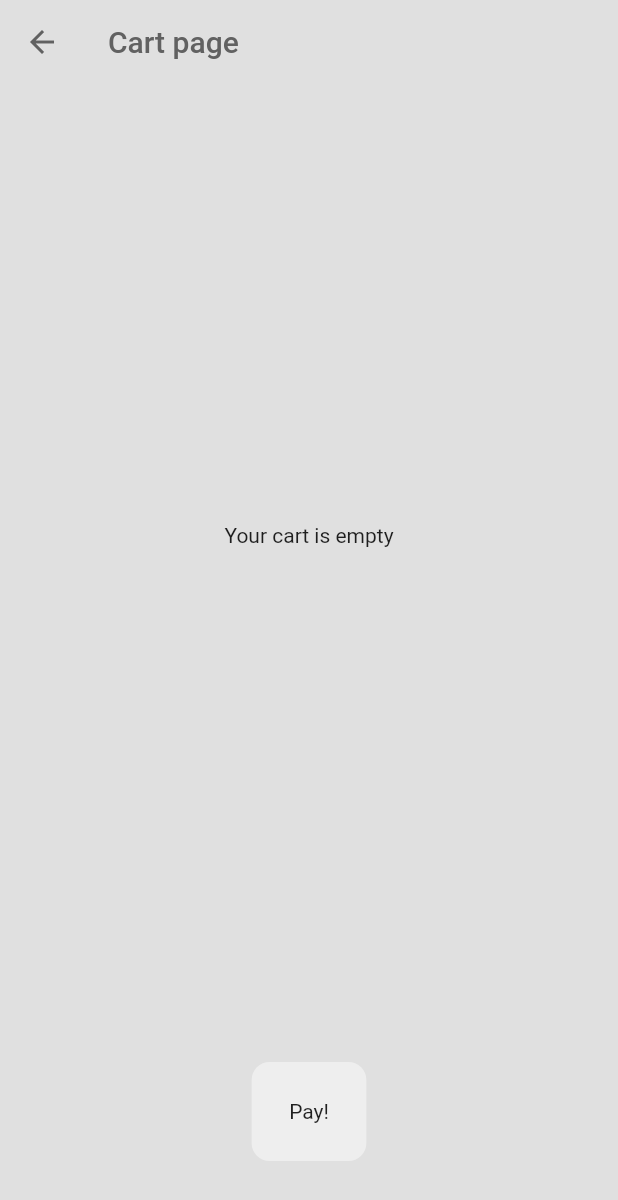
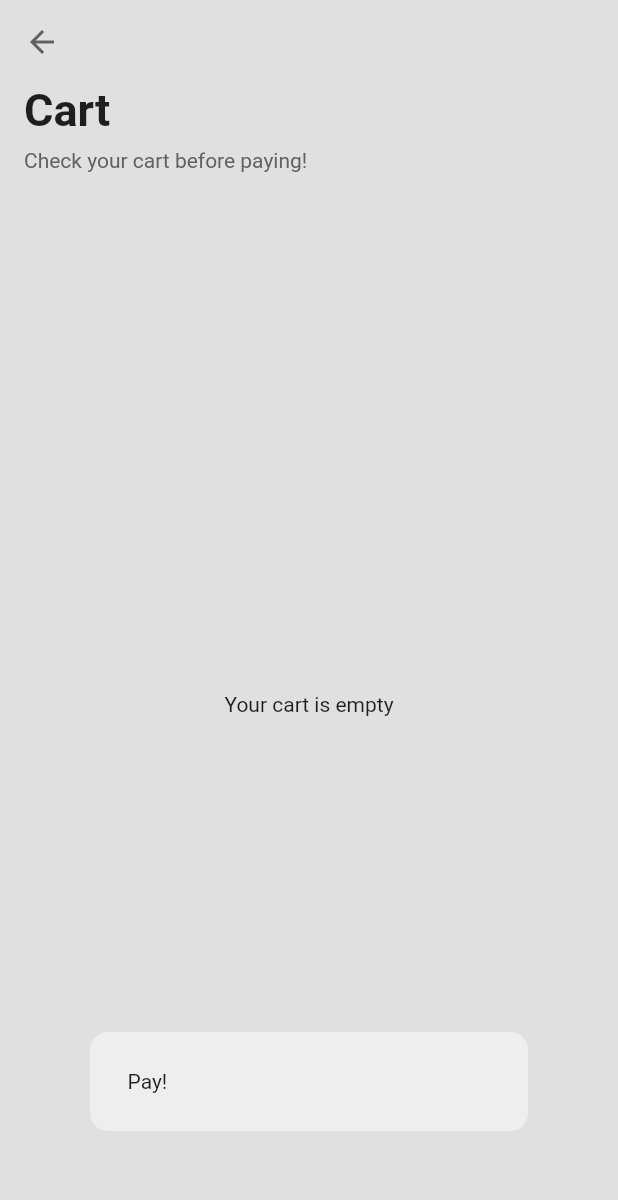
Before and after one commit to EggmanQi/minial_ecommerce, a Flutter app: the ShopPage screen opened by its route, after a tap on the "shopping cart" icon, on a phone screen of 412 x 824 dp. Shown: the top 1200 px of the screen. Run offline on Flutter 3.47's test engine with Material 2 defaults, Android fonts, the phone set to English and light mode, and no system bars.

Commit message:
完善 demo 细节

```diff
--- a/lib/components/my_drawer.dart
+++ b/lib/components/my_drawer.dart
@@ -1,5 +1,5 @@
 import 'package:flutter/material.dart';
-import 'package:minial_ecommerce/components/my_list_title.dart';
+import 'package:minial_ecommerce/components/my_list_tile.dart';
 import 'package:minial_ecommerce/navigators/my_navigator.dart';
 import 'package:minial_ecommerce/pages/intro_page.dart';
 
@@ -49,14 +49,14 @@ class MyDrawer extends StatelessWidget {
                 color: Theme.of(context).colorScheme.inversePrimary,
               )),
               const SizedBox(height: 25),
-              MyListTitle(text: "Shop", icon: Icons.home, onTap: () => _didTapShopButton(context)),
-              MyListTitle(
+              MyListTile(text: "Shop", icon: Icons.home, onTap: () => _didTapShopButton(context)),
+              MyListTile(
                   text: "Cart", icon: Icons.shopping_cart, onTap: () => _didTapCardButton(context)),
             ],
           ),
           Padding(
               padding: const EdgeInsets.only(bottom: 25.0),
-              child: MyListTitle(
+              child: MyListTile(
                 text: "Exit",
                 icon: Icons.logout,
                 onTap: () => _didTapExitButton(context),
--- a/lib/components/my_list_title.dart
+++ b/lib/components/my_list_tile.dart
@@ -1,11 +1,10 @@
 import 'package:flutter/material.dart';
 
-class MyListTitle extends StatelessWidget {
+class MyListTile extends StatelessWidget {
   final String text;
   final IconData icon;
   final void Function()? onTap;
-  const MyListTitle(
-      {super.key, required this.text, required this.icon, required this.onTap});
+  const MyListTile({super.key, required this.text, required this.icon, required this.onTap});
 
   @override
   Widget build(BuildContext context) {
--- a/lib/components/my_product_title.dart
+++ b/lib/components/my_product_tile.dart
@@ -3,9 +3,9 @@ import 'package:minial_ecommerce/models/products.dart';
 import 'package:minial_ecommerce/models/shop.dart';
 import 'package:provider/provider.dart';
 
-class MyProductTitle extends StatelessWidget {
+class MyProductTile extends StatelessWidget {
   final Product product;
-  const MyProductTitle({super.key, required this.product});
+  const MyProductTile({super.key, required this.product});
 
   void addToCart(BuildContext context) {
     showDialog(
--- a/lib/pages/cart_page.dart
+++ b/lib/pages/cart_page.dart
@@ -1,5 +1,6 @@
 import 'package:flutter/material.dart';
 import 'package:minial_ecommerce/components/my_button.dart';
+import 'package:minial_ecommerce/components/my_cart_tile.dart';
 import 'package:minial_ecommerce/models/products.dart';
 import 'package:minial_ecommerce/models/shop.dart';
 import 'package:provider/provider.dart';
@@ -9,7 +10,8 @@ class CartPage extends StatelessWidget {
 
   @override
   Widget build(BuildContext context) {
-    final cart = context.watch<Shop>().cart;
+    // final cart = context.watch<Shop>().cart;
+    final cartGroup = context.watch<Shop>().cartProductsGroup;
 
     void removeItemFromCart(BuildContext context, Product product) {
       showDialog(
@@ -45,31 +47,58 @@ class CartPage extends StatelessWidget {
           backgroundColor: Colors.transparent,
           elevation: 0,
           foregroundColor: Theme.of(context).colorScheme.inversePrimary,
-        title: const Text("Cart page"),
+          // title: const Text("Cart page"),
         ),
         backgroundColor: Theme.of(context).colorScheme.background,
-      body: Column(children: [
+        body: Stack(
+          children: [
+            Column(crossAxisAlignment: CrossAxisAlignment.start, children: [
+              const Padding(
+                padding: EdgeInsets.only(left: 16),
+                child: Text(
+                  "Cart",
+                  style: TextStyle(
+                    fontSize: 30,
+                    fontWeight: FontWeight.bold,
+                  ),
+                ),
+              ),
+              Padding(
+                padding: const EdgeInsets.only(left: 16, top: 8),
+                child: Text(
+                  "Check your cart before paying!",
+                  style:
+                      TextStyle(fontSize: 14, color: Theme.of(context).colorScheme.inversePrimary),
+                ),
+              ),
               Expanded(
-          child: cart.isEmpty
+                child: cartGroup.isEmpty
                     ? const Center(child: Text("Your cart is empty"))
                     : ListView.builder(
-                  itemCount: cart.length,
+                        // padding: EdgeInsets.all(10),
+                        itemCount: cartGroup.length,
                         itemBuilder: (context, index) {
-                    final item = cart[index];
-                    return ListTile(
-                      title: Text(item.name),
-                      subtitle: Text(item.price.toStringAsFixed(2)),
-                      trailing: IconButton(
-                          onPressed: () => removeItemFromCart(context, item),
-                          icon: const Icon(Icons.remove)),
+                          // print(cartGroup);
+                          final item = cartGroup[index];
+                          return MyCartTile(
+                            cartProducts: item,
+                            onTapRemove: (product) {
+                              removeItemFromCart(context, product);
+                            },
                           );
                         }),
               ),
-        Padding(
+            ]),
+            Positioned(
+                left: 10,
+                right: 10,
+                bottom: 20,
+                child: Padding(
                   padding: const EdgeInsets.all(50.0),
-          child: MyButton(onTap: () => payButtonPressed(context), child: const Text("Pay!")),
-        )
-      ]),
-    );
+                  child:
+                      MyButton(onTap: () => payButtonPressed(context), child: const Text("Pay!")),
+                ))
+          ],
+        ));
   }
 }
--- a/lib/pages/shop_page.dart
+++ b/lib/pages/shop_page.dart
@@ -1,6 +1,6 @@
 import 'package:flutter/material.dart';
 import 'package:minial_ecommerce/components/my_drawer.dart';
-import 'package:minial_ecommerce/components/my_product_title.dart';
+import 'package:minial_ecommerce/components/my_product_tile.dart';
 import 'package:minial_ecommerce/models/shop.dart';
 import 'package:minial_ecommerce/navigators/my_navigator.dart';
 import 'package:provider/provider.dart';
@@ -20,27 +20,8 @@ class _ShopPageState extends State<ShopPage> with TickerProviderStateMixin {
     });
   }
 
-  late AnimationController _animation;
-
-  @override
-  void initState() {
-    super.initState();
-    _animation = AnimationController(
-      duration: const Duration(seconds: 2),
-      vsync: this,
-    );
-  }
-
-  @override
-  void dispose() {
-    _animation.dispose();
-    super.dispose();
-  }
-
   @override
   Widget build(BuildContext context) {
-    final products = context.watch<Shop>().shop;
-
     return Scaffold(
         appBar: AppBar(
           backgroundColor: Colors.transparent,
@@ -62,55 +43,74 @@ class _ShopPageState extends State<ShopPage> with TickerProviderStateMixin {
           mini: true, // 按钮图标
           child: const Icon(Icons.refresh_sharp),
         ),
-        body: Stack(
-          alignment: Alignment.bottomCenter,
-          children: [
-            AnimatedBuilder(
-              animation: _animation,
-              builder: (context, child) {
-                return Column(crossAxisAlignment: CrossAxisAlignment.center, children: [
-                  const SizedBox(
-                    height: 25,
-                  ),
-                  Align(
-                    alignment: Alignment.topCenter,
-                    child: Text(
+        body: isHorizontal ? const HorizontalProductList() : const VerticalProductList());
+  }
+}
+
+class ProductListHeader extends StatelessWidget {
+  const ProductListHeader({super.key});
+
+  @override
+  Widget build(BuildContext context) {
+    return Text(
       "Pick from a item to buy~",
       style: TextStyle(color: Theme.of(context).colorScheme.inversePrimary),
-                    ),
-                  ),
+    );
+  }
+}
+
+class HorizontalProductList extends StatelessWidget {
+  const HorizontalProductList({super.key});
+
+  @override
+  Widget build(BuildContext context) {
+    final products = context.watch<Shop>().shop;
+    return Column(
+      children: [
+        const ProductListHeader(),
         Expanded(
-                      child: AnimatedContainer(
-                    duration: const Duration(milliseconds: 500),
-                    height: MediaQuery.of(context).size.height,
-                    width: MediaQuery.of(context).size.width - (isHorizontal ? 0 : 10),
             child: ListView.builder(
                 itemCount: products.length,
-                        scrollDirection: isHorizontal ? Axis.horizontal : Axis.vertical,
+                scrollDirection: Axis.horizontal,
                 padding: const EdgeInsets.all(15),
                 itemBuilder: (context, index) {
                   final product = products[index];
-                          return MyProductTitle(product: product);
-                        }),
-                  )),
-                  SizedBox(height: isHorizontal ? 150 : 0),
-                ]);
+                  return MyProductTile(product: product);
+                })),
+        const SizedBox(height: 150),
+      ],
+    );
+  }
+}
+
+class VerticalProductList extends StatelessWidget {
+  const VerticalProductList({super.key});
+  @override
+  Widget build(BuildContext context) {
+    final products = context.watch<Shop>().shop;
+    return CustomScrollView(
+      scrollDirection: Axis.vertical,
+      slivers: <Widget>[
+        SliverList(
+            delegate: SliverChildBuilderDelegate((BuildContext context, int index) {
+          return const Center(
+              child: Padding(
+            padding: EdgeInsets.only(bottom: 15),
+            child: ProductListHeader(),
+          ));
+        }, childCount: 1)),
+        SliverList(
+          delegate: SliverChildBuilderDelegate(
+            (BuildContext context, int index) {
+              final product = products[index];
+              return Padding(
+                  padding: const EdgeInsets.only(left: 15, right: 15),
+                  child: MyProductTile(product: product));
             },
-            ),
-            Container(
-              height: MediaQuery.of(context).padding.bottom,
-              decoration: BoxDecoration(
-                gradient: LinearGradient(
-                  colors: [
-                    Colors.black.withOpacity(1.0),
-                    Colors.white.withOpacity(0.0),
-                  ],
-                  begin: Alignment.bottomCenter,
-                  end: Alignment.topCenter,
-                ),
+            childCount: products.length,
           ),
         ),
       ],
-        ));
+    );
   }
 }
```
Also changed, not shown: lib/components/my_cart_tile.dart (added, +68 -0 lines), lib/models/shop.dart (+13 -0 lines). Lines whose indentation alone changed are shown as unchanged.
